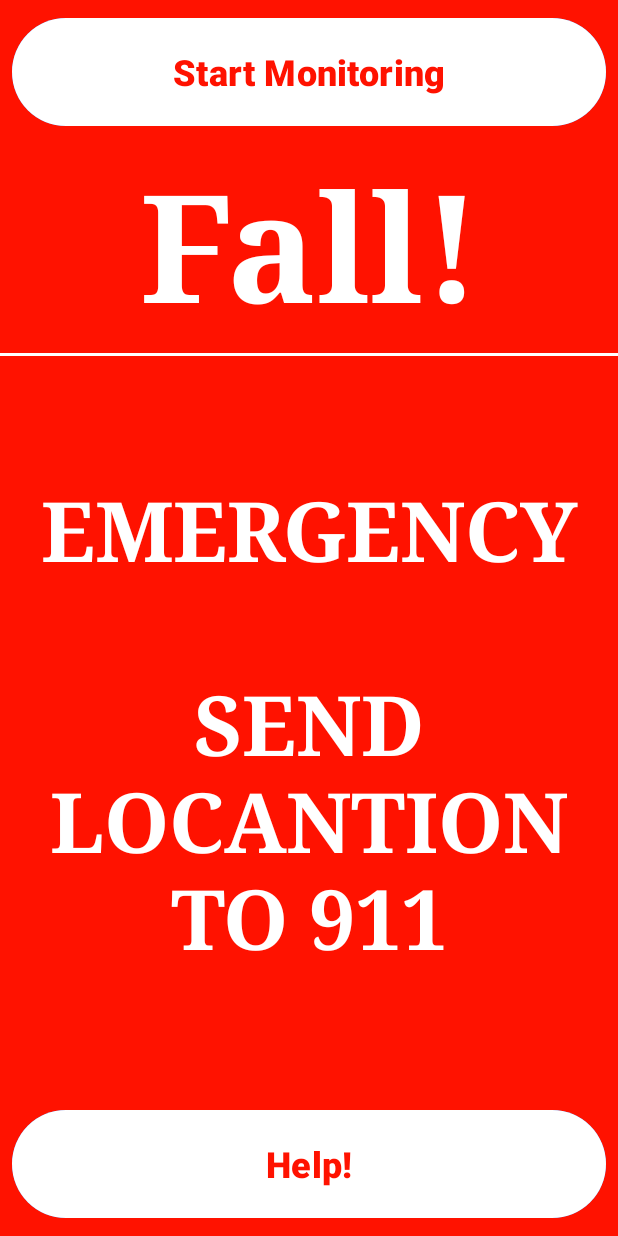
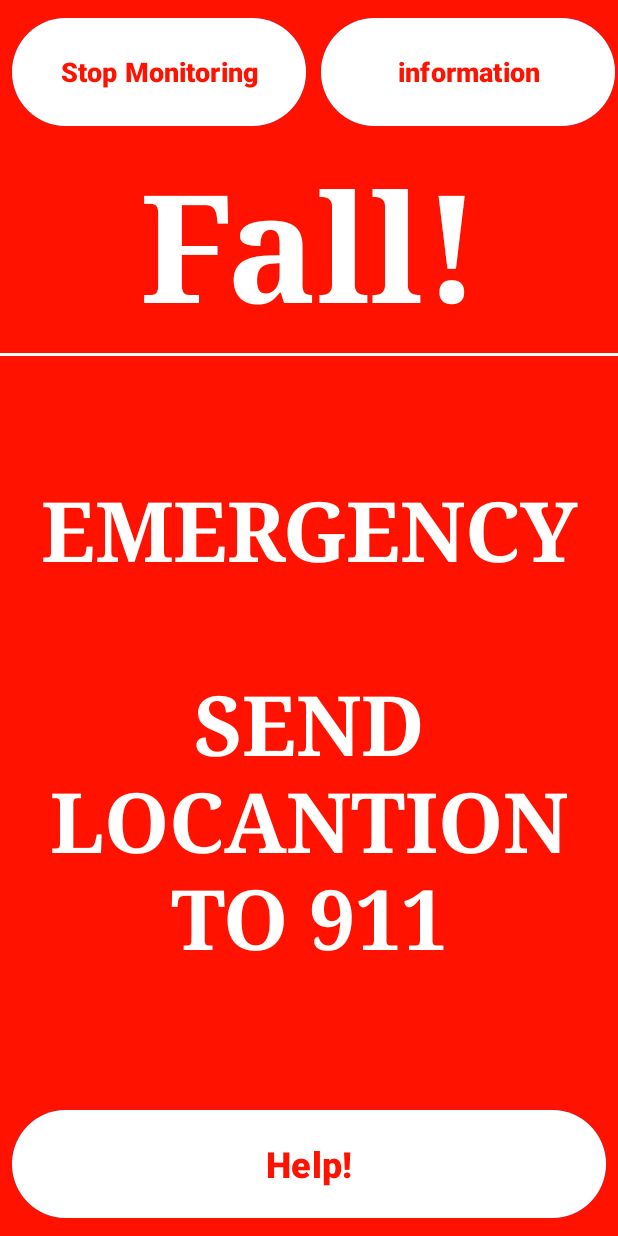
Before and after one commit to jubekang/android-cs330-project4, an Android app: the screen it shows after launch (MainActivity), after a tap on "Help!", on a phone screen of 412 x 824 dp. Run offline under Robolectric (Android 15) with nearby library versions, the phone set to English and light mode, and no system bars; libraries missing offline, so code that uses them is left out: org.tensorflow.lite; 1 other tap on this screen came first.

Commit message:
Message Sending and Information setting Implementation

```diff
--- a/app/src/main/AndroidManifest.xml
+++ b/app/src/main/AndroidManifest.xml
@@ -11,10 +11,7 @@
         tools:remove="android.maxSdkVersion"
         />
 
-    <uses-permission
-        android:name="android.permission.SEND_SMS"
-        />
-
+    <uses-permission android:name="android.permission.SEND_SMS" />
 
     <application
         android:allowBackup="true"
--- a/app/src/main/java/com/example/android_cs330_project4/MainActivity.java
+++ b/app/src/main/java/com/example/android_cs330_project4/MainActivity.java
@@ -1,5 +1,6 @@
 package com.example.android_cs330_project4;
 
+import android.Manifest;
 import android.annotation.SuppressLint;
 import android.content.Context;
 import android.content.pm.PackageManager;
@@ -10,12 +11,15 @@ import android.hardware.SensorManager;
 import android.media.AudioRecord;
 import android.os.Bundle;
 import android.os.CountDownTimer;
+import android.telephony.SmsManager;
 import android.util.Log;
 import android.view.View;
 import android.widget.Button;
+import android.widget.EditText;
 import android.widget.TextView;
 import android.widget.Toast;
 
+import androidx.appcompat.app.AlertDialog;
 import androidx.appcompat.app.AppCompatActivity;
 import androidx.appcompat.content.res.AppCompatResources;
 import androidx.constraintlayout.widget.ConstraintLayout;
@@ -28,6 +32,7 @@ import org.tensorflow.lite.task.audio.classifier.Classifications;
 
 import java.io.IOException;
 import java.util.List;
+import java.util.regex.Pattern;
 
 public class MainActivity extends AppCompatActivity implements SensorEventListener {
 
@@ -36,7 +41,7 @@ public class MainActivity extends AppCompatActivity implements SensorEventListen
     /**
      * Variable for Permissions
      */
-    public String[] permissions = new String[]{"Manifest.permission.RECORD_AUDIO"};
+    public String[] permissions = new String[] {Manifest.permission.RECORD_AUDIO, Manifest.permission.SEND_SMS};
 
     /**
      * Variable for silence classification
@@ -48,9 +53,12 @@ public class MainActivity extends AppCompatActivity implements SensorEventListen
     private final long NUMBER_OF_ITERATION = 10;
     private final long ENTIRE_TIME = REFRESH_INTERVAL_MS * NUMBER_OF_ITERATION;
 
+    /**
+     * Variable for count classification
+     */
     public int Silence_Count = 0;
     public int Classifications_Count = 0;
-    public int Screaming_Count = 0;
+    public int Speech_Count = 0;
 
     /**
      * Variable for current state
@@ -64,6 +72,7 @@ public class MainActivity extends AppCompatActivity implements SensorEventListen
     private TextView _display_onoff;
     private TextView _status_log;
     private Button _onoff;
+    private Button _info;
     private Button _help;
     private ConstraintLayout _Background;
 
@@ -77,6 +86,13 @@ public class MainActivity extends AppCompatActivity implements SensorEventListen
      */
     public CountDownTimer countDownTimer;
 
+    /**
+     * Variable for Sending SMS
+     */
+    String phoneNo = "01012345678";
+    String message = "EMERGENCY!";
+
+    @SuppressLint("MissingInflatedId")
     @Override
     protected void onCreate(Bundle savedInstanceState) {
         super.onCreate(savedInstanceState);
@@ -86,15 +102,17 @@ public class MainActivity extends AppCompatActivity implements SensorEventListen
         _display_onoff = findViewById(R.id.display_onoff);
         _status_log = findViewById(R.id.status);
         _onoff = findViewById(R.id.button_monitoring_onoff);
+        _info = findViewById(R.id.button_info);
         _help = findViewById(R.id.button_help);
-        _Background = findViewById(R.id.Backgroud);
+        _help.setEnabled(false);
+        _help.setTextColor(getColor((R.color.white)));
+        _Background = findViewById(R.id.Background);
 
         // Initialization for sensor, timer, and permission requesting
         for (String permission : permissions) {
             if (ContextCompat.checkSelfPermission(this, permission)
                     == PackageManager.PERMISSION_DENIED) {
                 requestPermissions (permissions, 1);
-                break;
             }
         }
         setUpSensorStuff();
@@ -134,14 +152,14 @@ public class MainActivity extends AppCompatActivity implements SensorEventListen
                 @SuppressLint("DefaultLocale")
                 String result = String.format(
                         "# Silence number = %d\n" +
-                        "# Screaming number = %d",
-                        Silence_Count, Screaming_Count);
+                        "# Speech number = %d",
+                        Silence_Count, Speech_Count);
                 Toast.makeText (getApplicationContext(), result, Toast.LENGTH_LONG).show();
 
                 Log.d(TAG," Detection Finished.");
                 stopAudioClassification();
 
-                if ((Silence_Count + Screaming_Count) > NUMBER_OF_ITERATION * 0.75 &&  _help.getText().toString().equals("I'm OK")) {help();}
+                if ((Silence_Count - Speech_Count) > NUMBER_OF_ITERATION * 0.6 &&  _help.getText().toString().equals("I'm OK")) {help();}
                 else {solve();}
             }
         };
@@ -177,28 +195,28 @@ public class MainActivity extends AppCompatActivity implements SensorEventListen
 
             Classifications_Count++;
             float silence_score = -1;
-            float screaming_score = -1;
+            float speech_score = -1;
             for (Category c : filterModelOutput) {
                 if (c.getLabel().equals("Silence")) {
                     Log.d(TAG, " label : " + c.getLabel() + " | score : " + c.getScore() + " (Iteration " + Classifications_Count + ")");
                     silence_score = c.getScore();
-                    if (silence_score > SOUND_THRESHOLD && screaming_score != -1 && silence_score > screaming_score) {
+                    if (silence_score > SOUND_THRESHOLD && speech_score != -1 && silence_score > speech_score) {
                         Silence_Count++;
                         break;
                     }
-                    else if (screaming_score > SOUND_THRESHOLD && screaming_score > silence_score) {
-                        Screaming_Count++;
+                    else if (speech_score > SOUND_THRESHOLD && speech_score > silence_score) {
+                        Speech_Count++;
                         break;
                     }
                 }
                 else if (c.getLabel().equals("Speech")) {
                     Log.d(TAG, " label : " + c.getLabel() + " | score : " + c.getScore() + " (Iteration " + Classifications_Count + ")");
-                    screaming_score = c.getScore();
-                    if (screaming_score > SOUND_THRESHOLD && silence_score != -1 && screaming_score > silence_score) {
-                        Screaming_Count++;
+                    speech_score = c.getScore();
+                    if (speech_score > SOUND_THRESHOLD && silence_score != -1 && speech_score > silence_score) {
+                        Speech_Count++;
                         break;
                     }
-                    else if (silence_score > SOUND_THRESHOLD && silence_score > screaming_score ) {
+                    else if (silence_score > SOUND_THRESHOLD && silence_score > speech_score ) {
                         Silence_Count++;
                         break;
                     }
@@ -219,7 +237,7 @@ public class MainActivity extends AppCompatActivity implements SensorEventListen
     }
 
     /**
-     * Button Control for upper button
+     * Button Control for _onoff button
      */
     public void monitoring_onoff(View view) {
         // If monitoring is on, and try to off monitoring
@@ -227,7 +245,7 @@ public class MainActivity extends AppCompatActivity implements SensorEventListen
             is_monitoring = false;
             is_fall_detected = false;
             Silence_Count = 0;
-            Screaming_Count = 0;
+            Speech_Count = 0;
             Classifications_Count = 0;
             normal_ui_setup();
 
@@ -240,7 +258,7 @@ public class MainActivity extends AppCompatActivity implements SensorEventListen
     }
 
     /**
-     * Button Control for lower button
+     * Button Control for _help button
      * It has different behavior depend on current state
      */
     public void emergency(View view) {
@@ -254,12 +272,59 @@ public class MainActivity extends AppCompatActivity implements SensorEventListen
     }
 
     /**
+     * Button Control for information button
+     * It has different behavior depend on current state
+     */
+    public void register_information(View view) {
+
+        AlertDialog.Builder popup1 = new AlertDialog.Builder(this);
+
+        popup1.setIcon(R.mipmap.ic_launcher);
+        popup1.setTitle("Input phone number");
+        popup1.setMessage("Input phone number without \"-\"\nWrong format number will not saved");
+
+        AlertDialog.Builder popup2 = new AlertDialog.Builder(this);
+        popup2.setIcon(R.mipmap.ic_launcher);
+        popup2.setTitle("Input message.");
+        popup2.setMessage("Input message to send.\nChanges will not save if not press \"Save\"");
+
+        final EditText phone_number_blank = new EditText(this);
+        phone_number_blank.setHint(phoneNo);
+        popup1.setView(phone_number_blank);
+
+        final EditText message_number_blank = new EditText(this);
+        message_number_blank.setHint(message);
+        popup2.setView(message_number_blank);
+
+        popup1.setPositiveButton("cancel", (dialog, which) -> dialog.dismiss());
+
+        popup1.setNegativeButton("Next", (dialog, which) -> popup2.show());
+
+        popup2.setPositiveButton("cancel", (dialog, which) -> dialog.dismiss());
+
+        popup2.setNegativeButton("Save", (dialog, which) -> {
+            message = message_number_blank.getText().toString();
+            String tmp = phone_number_blank.getText().toString();
+            if (Pattern.matches ("^[0-9]*$", tmp) && (tmp.length() == 3 || tmp.length() == 11))
+                phoneNo = tmp;
+            dialog.dismiss();
+        });
+
+        popup1.show();
+    }
+
+    /**
      * Function for handling emergency situation
      */
     public void help() {
         is_fall_detected = true;
         emergency_ui_setup();
+
         // Emergency Behavior Implementation
+        SmsManager sms = SmsManager.getDefault();
+        sms.sendTextMessage(phoneNo, null, message, null, null);
+
+        Toast.makeText(this,"sending message complete", Toast.LENGTH_LONG).show();
     }
 
     /**
@@ -271,7 +336,7 @@ public class MainActivity extends AppCompatActivity implements SensorEventListen
 
         Classifications_Count = 0;
         Silence_Count = 0;
-        Screaming_Count = 0;
+        Speech_Count = 0;
     }
 
     /**
@@ -319,6 +384,9 @@ public class MainActivity extends AppCompatActivity implements SensorEventListen
         _onoff.setBackgroundColor(getColor(R.color.blue));
         _onoff.setTextColor(getColor((R.color.white)));
 
+        _info.setBackgroundColor(getColor(R.color.blue));
+        _info.setTextColor(getColor((R.color.white)));
+
         _help.setBackgroundColor(getColor((R.color.blue)));
         _help.setTextColor(getColor((R.color.white)));
         _help.setText(R.string.button_label_help);
@@ -343,6 +411,10 @@ public class MainActivity extends AppCompatActivity implements SensorEventListen
         _onoff.setText(R.string.button_label_monitoring_stop);
         _onoff.setBackgroundColor(getColor(R.color.red));
         _onoff.setTextColor(getColor((R.color.white)));
+
+        _info.setBackgroundColor(getColor(R.color.red));
+        _info.setTextColor(getColor((R.color.white)));
+        _info.setEnabled(true);
 
         _help.setBackgroundColor(getColor((R.color.red)));
         _help.setTextColor(getColor((R.color.white)));
@@ -373,6 +445,10 @@ public class MainActivity extends AppCompatActivity implements SensorEventListen
         _onoff.setBackgroundColor(getColor((R.color.white)));
         _onoff.setTextColor(getColor((R.color.red)));
 
+        _info.setBackgroundColor(getColor((R.color.white)));
+        _info.setTextColor(getColor((R.color.red)));
+        _info.setEnabled(true);
+
         _help.setBackgroundColor(getColor((R.color.white)));
         _help.setTextColor(getColor((R.color.red)));
         _help.setText(R.string.label_OK);
@@ -401,6 +477,10 @@ public class MainActivity extends AppCompatActivity implements SensorEventListen
         _onoff.setTextColor(getColor((R.color.rred)));
         _onoff.setBackgroundColor(getColor((R.color.white)));
 
+        _info.setTextColor(getColor((R.color.rred)));
+        _info.setBackgroundColor(getColor((R.color.white)));
+        _info.setEnabled(false);
+
         _help.setTextColor(getColor((R.color.rred)));
         _help.setBackgroundColor(getColor((R.color.white)));
     }
--- a/app/src/main/res/layout/activity_main.xml
+++ b/app/src/main/res/layout/activity_main.xml
@@ -2,7 +2,7 @@
 <androidx.constraintlayout.widget.ConstraintLayout xmlns:android="http://schemas.android.com/apk/res/android"
     xmlns:app="http://schemas.android.com/apk/res-auto"
     xmlns:tools="http://schemas.android.com/tools"
-    android:id="@+id/Backgroud"
+    android:id="@+id/Background"
     android:layout_width="match_parent"
     android:layout_height="match_parent"
     android:background="@color/white"
@@ -31,14 +31,30 @@
         android:layout_height="80dp"
         android:layout_marginStart="8dp"
         android:layout_marginTop="8dp"
-        android:layout_marginEnd="8dp"
+        android:layout_marginEnd="2dp"
         android:backgroundTint="#3D75E5"
         android:onClick="monitoring_onoff"
         android:text="@string/button_label_monitoring_start"
-        android:textSize="24sp"
+        android:textSize="18sp"
+        android:textStyle="bold"
+        app:layout_constraintEnd_toStartOf="@+id/button_info"
+        app:layout_constraintStart_toStartOf="parent"
+        app:layout_constraintTop_toTopOf="parent" />
+
+    <Button
+        android:id="@+id/button_info"
+        android:layout_width="0dp"
+        android:layout_height="80dp"
+        android:layout_marginStart="8dp"
+        android:layout_marginTop="8dp"
+        android:layout_marginEnd="2dp"
+        android:backgroundTint="#3D75E5"
+        android:onClick="register_information"
+        android:text="@string/button_label_input_information"
+        android:textSize="18sp"
         android:textStyle="bold"
         app:layout_constraintEnd_toEndOf="parent"
-        app:layout_constraintStart_toStartOf="parent"
+        app:layout_constraintStart_toEndOf="@+id/button_monitoring_onoff"
         app:layout_constraintTop_toTopOf="parent" />
 
     <TextView
--- a/app/src/main/res/values/strings.xml
+++ b/app/src/main/res/values/strings.xml
@@ -2,6 +2,7 @@
     <string name="app_name">Don\'t fall!</string>
     <string name="button_label_monitoring_start">Start Monitoring</string>
     <string name="button_label_monitoring_stop">Stop Monitoring</string>
+    <string name="button_label_input_information">information</string>
     <string name="button_label_help">Help!</string>
     <string name="label_Fall">Fall!</string>
     <string name="label_OK">I\'m OK</string>
```
